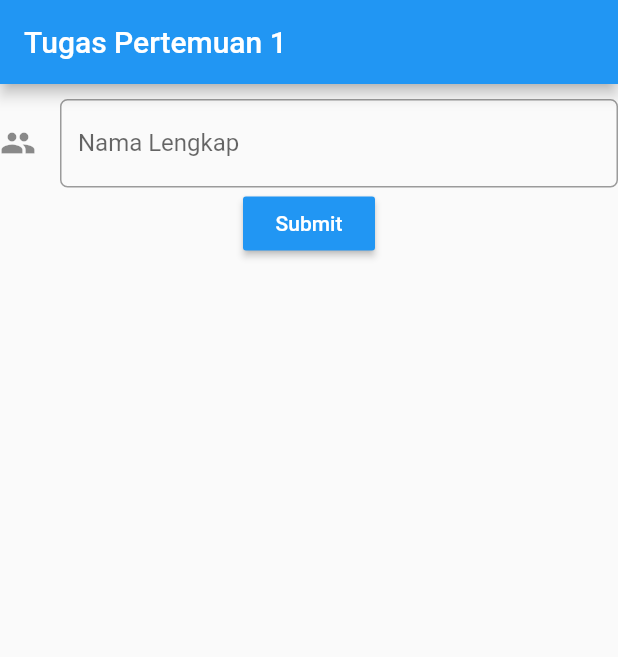
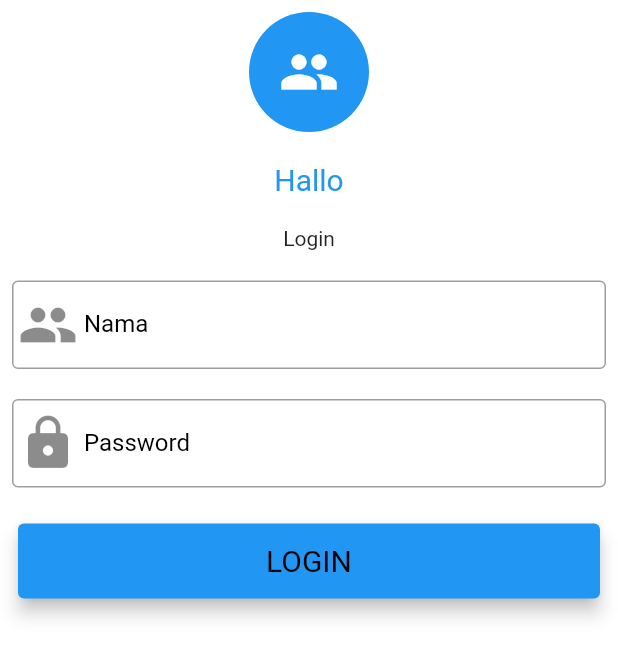
Before and after one commit to argowibowo/progmob2020uas, a Flutter app: the screen it shows after launch, on a phone screen of 412 x 824 dp. Shown: the top 657 px of the screen. Run offline on Flutter 3.47's test engine with Material 2 defaults, Android fonts, the phone set to English and light mode, and no system bars; our stand-ins replace shared_preferences.

Commit message:
Pertemuan9 dan Tugas Pertemuan 9

```diff
--- /dev/null
+++ b/lib/login.dart
@@ -0,0 +1,155 @@
+import 'package:flutter/material.dart';
+import 'package:progmob_flutter/main.dart';
+import 'package:progmob_flutter/tugaspertemuan8.dart';
+
+class Login extends StatefulWidget {
+  Login({Key key, this.title}) : super(key: key);
+  final String title;
+
+  @override
+  _LoginState createState() => _LoginState();
+}
+class _LoginState extends State<Login> {
+  String nama = "Anisya";
+  String password = "nisya123";
+  String alert = "Login";
+
+  final GlobalKey<FormState> _formKey = GlobalKey<FormState>();
+  TextEditingController namaInput = new TextEditingController();
+  TextEditingController passwordInput = new TextEditingController();
+
+  void prosesLogin() {
+    if(_formKey.currentState.validate()){
+      if(namaInput.text == nama && passwordInput.text == password){
+        Navigator.pushReplacement(context, MaterialPageRoute(
+            builder: (context) => TugasPertemuan8(title: "HALLO")
+        ));
+      }
+      else{
+        setState((){
+          alert = "Nama atau Password salah";
+        });
+
+      }
+    }
+  }
+
+
+  @override
+  Widget build(BuildContext context) {
+    return Scaffold(
+      body: Container(
+          width: MediaQuery.of(context).size.width,
+          padding: const EdgeInsets.all(8),
+          color: Colors.white,
+          child: Column(
+            children: <Widget>[
+              Container(
+                  width: 80,
+                  height: 80,
+                  decoration: BoxDecoration(
+                      color: Colors.blue,
+                      shape: BoxShape.circle
+                  ),
+                  child: Center(
+                    child: Icon(Icons.people, size:40, color: Colors.white),
+                  )
+              ),
+              Padding(
+                padding: EdgeInsets.all(10.0),
+              ),
+
+              Text("Hallo", style: TextStyle(fontSize: 20, color: Colors.blue)),
+
+              Padding(
+                padding: EdgeInsets.all(10.0),
+              ),
+
+              Text(alert),
+
+              Padding(
+                padding: EdgeInsets.all(10.0),
+              ),
+
+              TextFormField(
+                controller: namaInput,
+                validator: (value){
+                  if(value.isEmpty){
+                    return "Masukkan nama dengan benar";
+                  }
+                  return null;
+                },
+                decoration: InputDecoration(
+                    border: OutlineInputBorder(
+                        borderSide: BorderSide(color: Colors.blue)
+                    ),
+                    prefixIcon: Icon(Icons.people, size: 40),
+                    hintText: "Masukkan Nama",
+                    hintStyle: TextStyle(color: Colors.black),
+                    labelText: "Nama",
+                    labelStyle: TextStyle(color: Colors.black)
+                ),
+              ),
+
+              Padding(
+                padding: EdgeInsets.all(10.0),
+              ),
+
+              Form(
+                  key: _formKey,
+                  child: Column(
+                    children: <Widget>[
+                      TextFormField(
+                        controller: passwordInput,
+                        validator: (value){
+                          if(value.isEmpty){
+                            return "Masukkan password dengan benar";
+                          }
+                          return null;
+                        },
+                        obscureText: true,
+                        decoration: InputDecoration(
+                            border: OutlineInputBorder(
+                                borderSide: BorderSide(color: Colors.blue)
+                            ),
+                            prefixIcon: Icon(Icons.lock, size: 40),
+                            hintText: "Masukkan Password",
+                            hintStyle: TextStyle(color: Colors.black),
+                            labelText: "Password",
+                            labelStyle: TextStyle(color: Colors.black)
+                        ),
+                      ),
+
+                      Padding(
+                        padding: EdgeInsets.all(10.0),
+                      ),
+
+                      Card(
+                          color: Colors.blue,
+                          elevation: 5,
+                          child: Container(
+                              height: 50,
+                              child: InkWell(
+                                  splashColor: Colors.lightBlueAccent,
+                                  onTap : () => prosesLogin(),
+                                  child: Center(
+                                    child: Text("LOGIN", style: TextStyle(fontSize: 20, color: Colors.black),),
+                                  )
+                              )
+                          )
+                      )
+                    ],
+                  )
+              )
+            ],
+          )
+      ),
+
+      //floatingActionButton: FloatingActionButton(
+      //onPressed: _incrementCounter,
+      //tooltip: 'Increment',
+      //child: Icon(Icons.add),
+      //  ), // This trailing comma makes auto-formatting nicer for build methods.
+    );
+  }
+}
--- a/lib/main.dart
+++ b/lib/main.dart
@@ -1,6 +1,9 @@
 import 'package:flutter/material.dart';
+import 'package:progmob_flutter/login.dart';
 import 'package:progmob_flutter/pertemuan1.dart';
+import 'package:progmob_flutter/splashscreen.dart';
 import 'package:progmob_flutter/tugaspertemuan8.dart';
+import 'package:shared_preferences/shared_preferences.dart';
 
 void main() {
   runApp(MyApp());
@@ -15,7 +18,7 @@ class MyApp extends StatelessWidget {
         primarySwatch: Colors.blue,
         visualDensity: VisualDensity.adaptivePlatformDensity,
       ),
-      home: TugasPertemuan8(title: 'Tugas Pertemuan 1'),
+      home: SplashScreen(),
       debugShowCheckedModeBanner: false,
     );
   }
@@ -37,6 +40,22 @@ class _MyHomePageState extends State<MyHomePage> {
       _counter++;
     });
   }
+  void navigateLogin() async{
+    SharedPreferences pref = await SharedPreferences.getInstance();
+    int isLogin = pref.getInt("isLogin");
+    if(isLogin==1){
+      Navigator.pushReplacement(
+        context,
+        MaterialPageRoute(builder: (context) => TugasPertemuan8(title: "Hallo Push",)),
+      );
+    }
+  }
+
+  @override
+  void initState(){
+    navigateLogin();
+  }
+
 
   @override
   Widget build(BuildContext context) {
@@ -55,6 +74,19 @@ class _MyHomePageState extends State<MyHomePage> {
               '$_counter',
               style: Theme.of(context).textTheme.headline4,
             ),
+            RaisedButton(
+              child: Text(
+                'Login'
+              ),
+              onPressed: () async {
+                SharedPreferences pref = await SharedPreferences.getInstance();
+                await pref.setInt("is_login",1);
+                Navigator.pushReplacement(
+                  context,
+                  MaterialPageRoute(builder: (context) => TugasPertemuan8(title: "Hallo Push",)),
+                );
+              }
+            )
           ],
         ),
       ),
--- a/pubspec.yaml
+++ b/pubspec.yaml
@@ -28,6 +28,7 @@ dependencies:
   # The following adds the Cupertino Icons font to your application.
   # Use with the CupertinoIcons class for iOS style icons.
   cupertino_icons: ^1.0.0
+  shared_preferences: ^0.5.12+4
 
 dev_dependencies:
   flutter_test:
@@ -43,6 +44,8 @@ flutter:
   # included with your application, so that you can use the icons in
   # the material Icons class.
   uses-material-design: true
+  assets:
+    - images/
 
   # To add assets to your application, add an assets section, like this:
   # assets:
```
Also changed, not shown: lib/splashscreen.dart (added, +42 -0 lines), lib/tugaspertemuan8.dart (+18 -1 lines), images/splash1.png (added), pubspec.lock.
